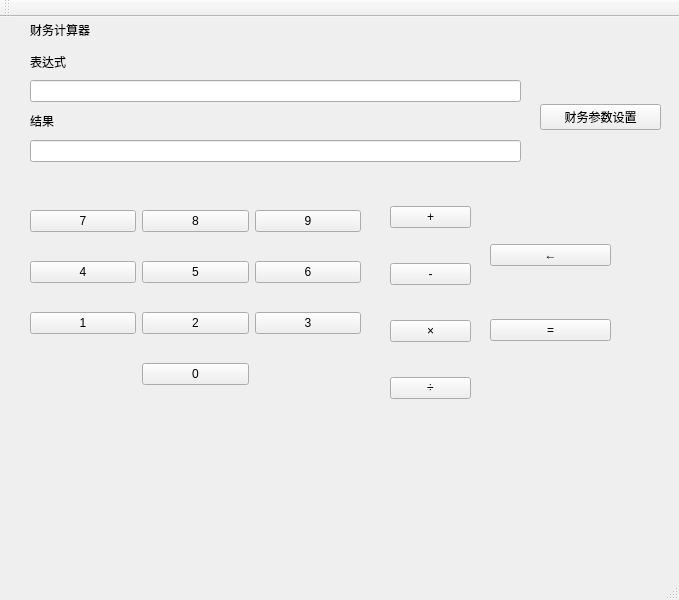
114BiT514/calculator, file mainwindow.ui: the form before one commit.
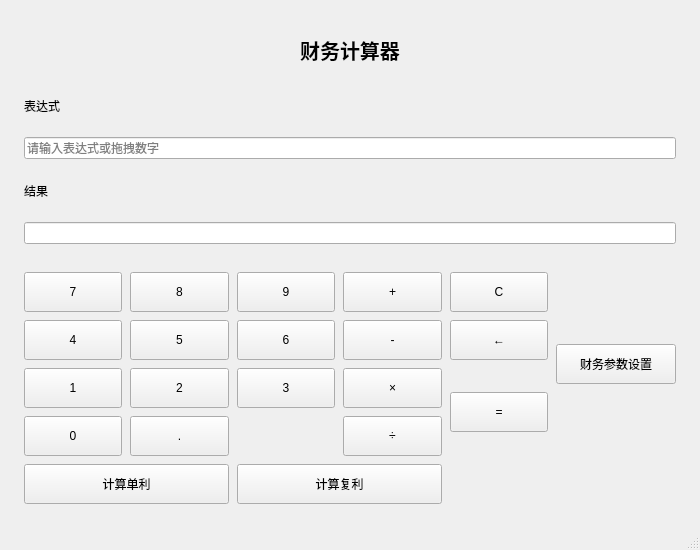
The form after the commit.

The edit to the form file:
```diff
--- a/mainwindow.ui
+++ b/mainwindow.ui
@@ -6,60 +6,159 @@
    <rect>
     <x>0</x>
     <y>0</y>
-    <width>679</width>
-    <height>600</height>
+    <width>700</width>
+    <height>550</height>
    </rect>
   </property>
   <property name="windowTitle">
    <string>财务计算器</string>
   </property>
   <widget class="QWidget" name="centralwidget">
-   <property name="layoutDirection">
-    <enum>Qt::LeftToRight</enum>
-   </property>
-   <widget class="QWidget" name="gridLayoutWidget">
-    <property name="geometry">
-     <rect>
-      <x>30</x>
-      <y>170</y>
-      <width>331</width>
-      <height>221</height>
-     </rect>
+   <layout class="QVBoxLayout" name="centralLayout">
+    <property name="spacing">
+     <number>10</number>
+    </property>
+    <property name="leftMargin">
+     <number>15</number>
     </property>
-    <layout class="QGridLayout" name="gridLayout">
+    <property name="topMargin">
+     <number>15</number>
+    </property>
+    <property name="rightMargin">
+     <number>15</number>
+    </property>
+    <property name="bottomMargin">
+     <number>15</number>
+    </property>
+    <item>
+     <!-- 顶部显示区域 -->
+     <widget class="QWidget" name="displayWidget">
+      <layout class="QVBoxLayout" name="displayLayout">
+       <item>
+        <widget class="QLabel" name="label">
+         <property name="text">
+          <string>财务计算器</string>
+         </property>
+         <property name="alignment">
+          <set>Qt::AlignCenter</set>
+         </property>
+         <property name="styleSheet">
+          <string notr="true">font-size: 20px; font-weight: bold;</string>
+         </property>
+        </widget>
+       </item>
+       <item>
+        <widget class="QLabel" name="label_2">
+         <property name="text">
+          <string>表达式</string>
+         </property>
+        </widget>
+       </item>
+       <item>
+        <widget class="QLineEdit" name="lineEdit_in">
+         <property name="readOnly">
+          <bool>true</bool>
+         </property>
+         <property name="placeholderText">
+          <string>请输入表达式或拖拽数字</string>
+         </property>
+        </widget>
+       </item>
+       <item>
+        <widget class="QLabel" name="label_3">
+         <property name="text">
+          <string>结果</string>
+         </property>
+        </widget>
+       </item>
+       <item>
+        <widget class="QLineEdit" name="lineEdit_out">
+         <property name="text">
+          <string/>
+         </property>
+         <property name="readOnly">
+          <bool>true</bool>
+         </property>
+        </widget>
+       </item>
+      </layout>
+     </widget>
+    </item>
+    <item>
+     <!-- 按钮区域 -->
+     <widget class="QWidget" name="buttonWidget">
+      <layout class="QGridLayout" name="buttonGrid">
+       <property name="horizontalSpacing">
+        <number>8</number>
+       </property>
+       <property name="verticalSpacing">
+        <number>8</number>
+       </property>
+       <!-- 数字按钮 7, 8, 9 -->
+       <item row="0" column="0">
+        <widget class="QPushButton" name="pushButton_7">
+         <property name="text">
+          <string>7</string>
+         </property>
+         <property name="minimumSize">
+          <size>
+           <width>0</width>
+           <height>40</height>
+          </size>
+         </property>
+        </widget>
+       </item>
+       <item row="0" column="1">
+        <widget class="QPushButton" name="pushButton_8">
+         <property name="text">
+          <string>8</string>
+         </property>
+         <property name="minimumSize">
+          <size>
+           <width>0</width>
+           <height>40</height>
+          </size>
+         </property>
+        </widget>
+       </item>
      <item row="0" column="2">
       <widget class="QPushButton" name="pushButton_9">
        <property name="text">
         <string>9</string>
        </property>
-      </widget>
-     </item>
-     <item row="0" column="0">
-      <widget class="QPushButton" name="pushButton_7">
-       <property name="text">
-        <string>7</string>
+         <property name="minimumSize">
+          <size>
+           <width>0</width>
+           <height>40</height>
+          </size>
        </property>
       </widget>
      </item>
-     <item row="2" column="1">
-      <widget class="QPushButton" name="pushButton_2">
-       <property name="text">
-        <string>2</string>
-       </property>
-      </widget>
-     </item>
-     <item row="1" column="1">
-      <widget class="QPushButton" name="pushButton_5">
-       <property name="text">
-        <string>5</string>
-       </property>
-      </widget>
-     </item>
+       <!-- 数字按钮 4, 5, 6 -->
      <item row="1" column="0">
       <widget class="QPushButton" name="pushButton_4">
        <property name="text">
         <string>4</string>
        </property>
+         <property name="minimumSize">
+          <size>
+           <width>0</width>
+           <height>40</height>
+          </size>
+         </property>
+        </widget>
+       </item>
+       <item row="1" column="1">
+        <widget class="QPushButton" name="pushButton_5">
+         <property name="text">
+          <string>5</string>
+         </property>
+         <property name="minimumSize">
+          <size>
+           <width>0</width>
+           <height>40</height>
+          </size>
+         </property>
       </widget>
      </item>
      <item row="1" column="2">
@@ -67,20 +166,39 @@
        <property name="text">
         <string>6</string>
        </property>
-      </widget>
-     </item>
-     <item row="0" column="1">
-      <widget class="QPushButton" name="pushButton_8">
-       <property name="text">
-        <string>8</string>
+         <property name="minimumSize">
+          <size>
+           <width>0</width>
+           <height>40</height>
+          </size>
        </property>
       </widget>
      </item>
+       <!-- 数字按钮 1, 2, 3 -->
      <item row="2" column="0">
       <widget class="QPushButton" name="pushButton_1">
        <property name="text">
         <string>1</string>
        </property>
+         <property name="minimumSize">
+          <size>
+           <width>0</width>
+           <height>40</height>
+          </size>
+         </property>
+        </widget>
+       </item>
+       <item row="2" column="1">
+        <widget class="QPushButton" name="pushButton_2">
+         <property name="text">
+          <string>2</string>
+         </property>
+         <property name="minimumSize">
+          <size>
+           <width>0</width>
+           <height>40</height>
+          </size>
+         </property>
       </widget>
      </item>
      <item row="2" column="2">
@@ -88,175 +206,181 @@
        <property name="text">
         <string>3</string>
        </property>
-      </widget>
-     </item>
-     <item row="3" column="1">
+         <property name="minimumSize">
+          <size>
+           <width>0</width>
+           <height>40</height>
+          </size>
+         </property>
+        </widget>
+       </item>
+       <!-- 数字按钮 0, . -->
+       <item row="3" column="0">
       <widget class="QPushButton" name="pushButton_0">
        <property name="text">
         <string>0</string>
        </property>
-      </widget>
-     </item>
-    </layout>
-   </widget>
-   <widget class="QWidget" name="gridLayoutWidget_2">
-    <property name="geometry">
-     <rect>
-      <x>390</x>
-      <y>160</y>
-      <width>81</width>
-      <height>251</height>
-     </rect>
-    </property>
-    <layout class="QGridLayout" name="gridLayout_2">
-     <item row="0" column="0">
+         <property name="minimumSize">
+          <size>
+           <width>0</width>
+           <height>40</height>
+          </size>
+         </property>
+        </widget>
+       </item>
+       <item row="3" column="1">
+        <widget class="QPushButton" name="pushButton_dot">
+         <property name="text">
+          <string>.</string>
+         </property>
+         <property name="minimumSize">
+          <size>
+           <width>0</width>
+           <height>40</height>
+          </size>
+         </property>
+        </widget>
+       </item>
+       <!-- 运算符按钮 (+, -, ×, ÷) -->
+       <item row="0" column="3">
       <widget class="QPushButton" name="pushButton_add">
        <property name="text">
         <string>+</string>
        </property>
-      </widget>
-     </item>
-     <item row="2" column="0">
-      <widget class="QPushButton" name="pushButton_mul">
-       <property name="text">
-        <string>×</string>
+         <property name="minimumSize">
+          <size>
+           <width>0</width>
+           <height>40</height>
+          </size>
        </property>
       </widget>
      </item>
-     <item row="1" column="0">
+       <item row="1" column="3">
       <widget class="QPushButton" name="pushButton_minu">
        <property name="text">
         <string>-</string>
        </property>
-      </widget>
-     </item>
-     <item row="3" column="0">
+         <property name="minimumSize">
+          <size>
+           <width>0</width>
+           <height>40</height>
+          </size>
+         </property>
+        </widget>
+       </item>
+       <item row="2" column="3">
+        <widget class="QPushButton" name="pushButton_mul">
+         <property name="text">
+          <string>×</string>
+         </property>
+         <property name="minimumSize">
+          <size>
+           <width>0</width>
+           <height>40</height>
+          </size>
+         </property>
+        </widget>
+       </item>
+       <item row="3" column="3">
       <widget class="QPushButton" name="pushButton_div">
        <property name="text">
         <string>÷</string>
        </property>
-      </widget>
-     </item>
-    </layout>
-   </widget>
-   <widget class="QWidget" name="gridLayoutWidget_3">
-    <property name="geometry">
-     <rect>
-      <x>490</x>
-      <y>180</y>
-      <width>121</width>
-      <height>191</height>
-     </rect>
-    </property>
-    <layout class="QGridLayout" name="gridLayout_3">
-     <item row="0" column="1">
+         <property name="minimumSize">
+          <size>
+           <width>0</width>
+           <height>40</height>
+          </size>
+         </property>
+        </widget>
+       </item>
+       <!-- 功能按钮 (C, ←, =) -->
+       <item row="0" column="4">
+        <widget class="QPushButton" name="pushButton_c">
+         <property name="text">
+          <string>C</string>
+         </property>
+         <property name="minimumSize">
+          <size>
+           <width>0</width>
+           <height>40</height>
+          </size>
+         </property>
+        </widget>
+       </item>
+       <item row="1" column="4">
       <widget class="QPushButton" name="pushButton_rm">
        <property name="text">
         <string>←</string>
        </property>
-      </widget>
-     </item>
-     <item row="1" column="1">
+         <property name="minimumSize">
+          <size>
+           <width>0</width>
+           <height>40</height>
+          </size>
+         </property>
+        </widget>
+       </item>
+       <item row="2" column="4" rowspan="2">
       <widget class="QPushButton" name="pushButton_cal">
        <property name="text">
         <string>=</string>
        </property>
-      </widget>
-     </item>
-    </layout>
-   </widget>
-   <widget class="QWidget" name="verticalLayoutWidget">
-    <property name="geometry">
-     <rect>
-      <x>30</x>
-      <y>0</y>
-      <width>491</width>
-      <height>145</height>
-     </rect>
-    </property>
-    <layout class="QVBoxLayout" name="verticalLayout">
-     <item>
-      <widget class="QLabel" name="label">
-       <property name="text">
-        <string>财务计算器</string>
-       </property>
-      </widget>
-     </item>
-     <item>
-      <widget class="QLabel" name="label_2">
-       <property name="text">
-        <string>表达式</string>
-       </property>
-      </widget>
-     </item>
-     <item>
-      <widget class="QLineEdit" name="lineEdit_in">
-       <property name="readOnly">
-        <bool>true</bool>
-       </property>
-      </widget>
-     </item>
-     <item>
-      <widget class="QLabel" name="label_3">
-       <property name="text">
-        <string>结果</string>
-       </property>
-      </widget>
-     </item>
-     <item>
-      <widget class="QLineEdit" name="lineEdit_out">
-       <property name="text">
-        <string/>
-       </property>
-       <property name="readOnly">
-        <bool>true</bool>
-       </property>
-      </widget>
-     </item>
-    </layout>
-   </widget>
-   <widget class="QWidget" name="gridLayoutWidget_4">
-    <property name="geometry">
-     <rect>
-      <x>540</x>
-      <y>60</y>
-      <width>121</width>
-      <height>80</height>
-     </rect>
-    </property>
-    <layout class="QGridLayout" name="gridLayout_4">
-     <item row="0" column="0">
+         <property name="minimumSize">
+          <size>
+           <width>0</width>
+           <height>40</height>
+          </size>
+         </property>
+        </widget>
+       </item>
+       <!-- 财务参数设置按钮 -->
+       <item row="0" column="5" rowspan="4">
       <widget class="QPushButton" name="pushButton">
        <property name="text">
         <string>财务参数设置</string>
        </property>
-      </widget>
-     </item>
-    </layout>
-   </widget>
-  </widget>
-  <widget class="QMenuBar" name="menubar">
-   <property name="geometry">
-    <rect>
-     <x>0</x>
-     <y>0</y>
-     <width>679</width>
-     <height>28</height>
-    </rect>
-   </property>
+         <property name="minimumSize">
+          <size>
+           <width>120</width>
+           <height>40</height>
+          </size>
+         </property>
+        </widget>
+       </item>
+       <!-- 财务计算按钮 -->
+       <item row="4" column="0" colspan="2">
+        <widget class="QPushButton" name="pushButton_simple">
+         <property name="text">
+          <string>计算单利</string>
+         </property>
+         <property name="minimumSize">
+          <size>
+           <width>0</width>
+           <height>40</height>
+          </size>
+         </property>
+        </widget>
+       </item>
+       <item row="4" column="2" colspan="2">
+        <widget class="QPushButton" name="pushButton_compound">
+         <property name="text">
+          <string>计算复利</string>
+         </property>
+         <property name="minimumSize">
+          <size>
+           <width>0</width>
+           <height>40</height>
+          </size>
+         </property>
+        </widget>
+       </item>
+      </layout>
+     </widget>
+    </item>
+   </layout>
   </widget>
   <widget class="QStatusBar" name="statusbar"/>
-  <widget class="QToolBar" name="toolBar">
-   <property name="windowTitle">
-    <string>toolBar</string>
-   </property>
-   <attribute name="toolBarArea">
-    <enum>TopToolBarArea</enum>
-   </attribute>
-   <attribute name="toolBarBreak">
-    <bool>false</bool>
-   </attribute>
-  </widget>
  </widget>
  <resources/>
  <connections/>
```
Lines whose indentation alone changed are shown as unchanged.
